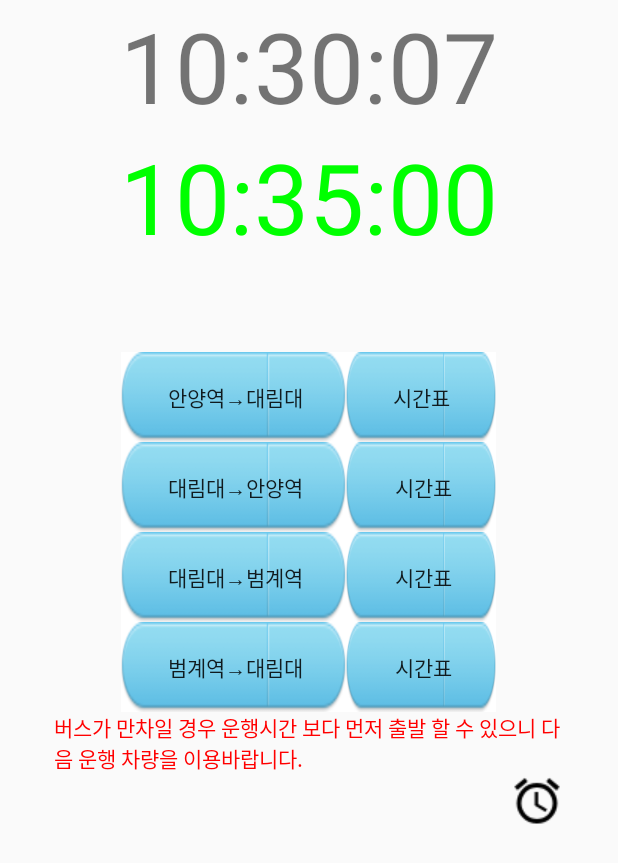
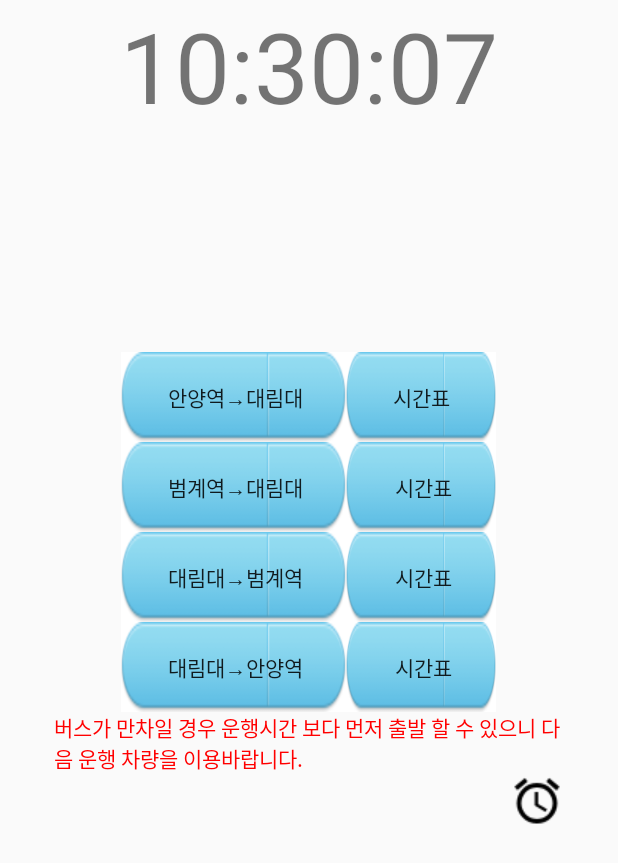
Before and after one commit to choissungho/busproject1, an Android app: the screen it shows after launch (MainActivity), after a tap on "안양역→대림대", on a phone screen of 412 x 824 dp. Shown: the top 863 px of the screen. Run offline under Robolectric (Android 15) with nearby library versions, the phone set to English and light mode, and no system bars.

Commit message:
트윈 애니메이션 및 버튼 순서 변경

```diff
--- /dev/null
+++ b/app/src/main/res/anim/alpha.xml
@@ -0,0 +1,9 @@
+<?xml version="1.0" encoding="utf-8"?>
+<alpha xmlns:android="http://schemas.android.com/apk/res/android"
+    android:duration="1500"
+    android:repeatCount="infinite"
+    android:repeatMode="restart"
+    android:interpolator="@android:anim/accelerate_decelerate_interpolator"
+    android:fromAlpha="0.0"
+
+    android:toAlpha="1.0" />
--- a/app/src/main/res/layout/activity_main.xml
+++ b/app/src/main/res/layout/activity_main.xml
@@ -51,17 +51,18 @@
 
         <Button
             android:background="@drawable/blue"
-        android:id="@+id/bt3"
+            android:id="@+id/bt7"
             android:layout_width="150dp"
             android:layout_height="60dp"
-        android:text=" 대림대→안양역" />
-
+            android:text=" 범계역→대림대" />
         <Button
             android:background="@drawable/blue"
-            android:id="@+id/bt4"
+            android:id="@+id/bt8"
             android:layout_width="100dp"
             android:layout_height="60dp"
             android:text=" 시간표" />
+
+
 
 
     </LinearLayout>
@@ -91,16 +92,18 @@
         android:layout_gravity="center"
         android:layout_width="wrap_content"
         android:layout_height="wrap_content">
-    <Button
-        android:background="@drawable/blue"
-        android:id="@+id/bt7"
-        android:layout_width="150dp"
-        android:layout_height="60dp"
-        android:text=" 범계역→대림대" />
 
         <Button
             android:background="@drawable/blue"
-        android:id="@+id/bt8"
+            android:id="@+id/bt3"
+            android:layout_width="150dp"
+            android:layout_height="60dp"
+            android:text=" 대림대→안양역"
+            />
+
+        <Button
+            android:background="@drawable/blue"
+            android:id="@+id/bt4"
             android:layout_width="100dp"
             android:layout_height="60dp"
             android:text=" 시간표" />
```
Also changed, not shown: app/src/main/java/com/example/myapplication/MainActivity.java (+29 -7 lines), app/src/main/res/layout/activity_intro.xml (+3 -4 lines). Lines whose indentation alone changed are shown as unchanged.
